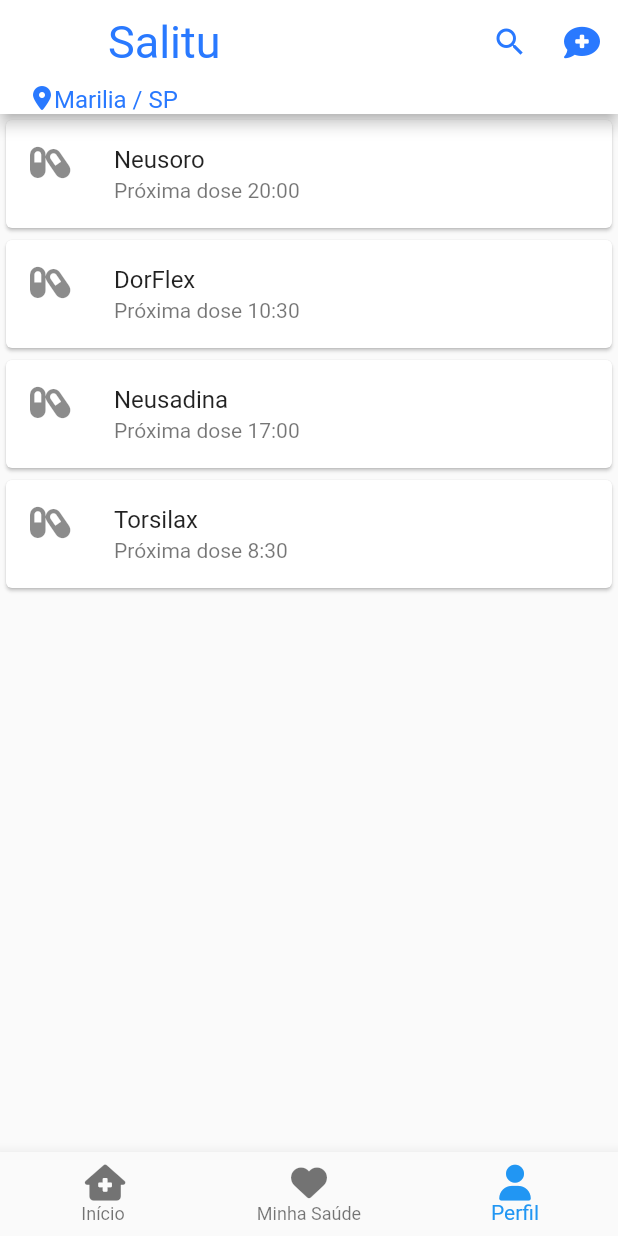
After one commit to heron03/salitu, a Flutter app: the ListaRemedios screen opened by its route, on a phone screen of 412 x 824 dp. The commit adds this screen. Run offline on Flutter 3.47's test engine with Material 2 defaults, Android fonts, the phone set to English and light mode, and no system bars; our stand-ins replace font_awesome_flutter.

Commit message:
Lista de remédios

```diff
--- /dev/null
+++ b/lib/components/lista_remedios.dart
@@ -0,0 +1,154 @@
+import 'package:flutter/material.dart';
+import 'package:font_awesome_flutter/font_awesome_flutter.dart';
+import 'package:salitu/constantes.dart';
+
+class ListaRemedios extends StatefulWidget {
+  ListaRemedios();
+
+  @override
+  _ListaRemediosState createState() => _ListaRemediosState();
+}
+
+class _ListaRemediosState extends State<ListaRemedios> {
+  int _selectedIndex = 2;
+  void _onItemTapped(int index) {
+    setState(() {
+      Navigator.of(context).pushNamed(
+        navbarNavigator[index],
+      );
+    });
+  }
+
+  @override
+  Widget build(BuildContext context) {
+    return WillPopScope(
+      onWillPop: () async => false,
+      child: Scaffold(
+        appBar: AppBar(
+          title: Text('Salitu'),
+          bottom: PreferredSize(
+            preferredSize: Size.fromHeight(20.0),
+            child: Container(
+              alignment: Alignment.centerLeft,
+              padding: EdgeInsets.symmetric(horizontal: 20),
+              child: Row(
+                mainAxisAlignment: MainAxisAlignment.start,
+                crossAxisAlignment: CrossAxisAlignment.start,
+                children: [
+                  Icon(
+                    FontAwesomeIcons.locationDot,
+                    size: 16,
+                    color: Colors.blueAccent[400],
+                  ),
+                  Text(
+                    'Marilia / SP',
+                    style: TextStyle(
+                      fontSize: 16,
+                      color: Colors.blueAccent[400],
+                    ),
+                  ),
+                ],
+              ),
+            ),
+          ),
+          titleTextStyle: TextStyle(
+            color: Colors.blueAccent[400],
+            fontSize: 30,
+          ),
+          actions: [
+            IconButton(
+              icon: Icon(
+                Icons.search_outlined,
+                color: Colors.blueAccent[400],
+              ),
+              onPressed: () {
+                Navigator.maybeOf(context).pop();
+              },
+            ),
+            IconButton(
+              icon: Icon(
+                FontAwesomeIcons.commentMedical,
+                color: Colors.blueAccent[400],
+              ),
+              onPressed: () {
+                Navigator.maybeOf(context).pop();
+              },
+            ),
+          ],
+        ),
+        body: SizedBox(
+          height: MediaQuery.of(context).size.height,
+          child: SingleChildScrollView(
+            child: Column(
+              children: [
+                cardRemedios(
+                  FontAwesomeIcons.capsules,
+                  'Neusoro',
+                  '20:00',
+                ),
+                cardRemedios(
+                  FontAwesomeIcons.capsules,
+                  'DorFlex',
+                  '10:30',
+                ),
+                cardRemedios(
+                  FontAwesomeIcons.capsules,
+                  'Neusadina',
+                  '17:00',
+                ),
+                cardRemedios(
+                  FontAwesomeIcons.capsules,
+                  'Torsilax',
+                  '8:30',
+                ),
+              ],
+            ),
+          ),
+        ),
+        bottomNavigationBar: BottomNavigationBar(
+          items: const <BottomNavigationBarItem>[
+            BottomNavigationBarItem(
+              icon: Icon(FontAwesomeIcons.houseMedical),
+              label: 'Início',
+            ),
+            BottomNavigationBarItem(
+              icon: Icon(
+                FontAwesomeIcons.solidHeart,
+              ),
+              label: 'Minha Saúde',
+            ),
+            BottomNavigationBarItem(
+              icon: Icon(
+                FontAwesomeIcons.solidUser,
+              ),
+              label: 'Perfil',
+            ),
+          ],
+          currentIndex: _selectedIndex,
+          selectedItemColor: Colors.blueAccent[300],
+          onTap: _onItemTapped,
+        ),
+      ),
+    );
+  }
+}
+
+Card cardRemedios(icone, nomeRemedio, proximaDoese) {
+  return Card(
+    child: Column(
+      mainAxisSize: MainAxisSize.min,
+      children: <Widget>[
+        ListTile(
+          leading: Icon(icone),
+          title: Text(nomeRemedio),
+          subtitle: Column(
+            crossAxisAlignment: CrossAxisAlignment.start,
+            children: [
+              Text('Próxima dose ' + proximaDoese),
+            ],
+          ),
+        ),
+      ],
+    ),
+  );
+}
--- a/lib/components/perfil.dart
+++ b/lib/components/perfil.dart
@@ -41,7 +41,6 @@ class _PerfilState extends State<Perfil> {
                     ],
                   ),
                 ),
-
                 Divider(indent: 16),
                 ListTile(
                   leading: Icon(Icons.message),
@@ -51,6 +50,9 @@ class _PerfilState extends State<Perfil> {
                 ListTile(
                   leading: Icon(FontAwesomeIcons.capsules),
                   title: Text('Remédios'),
+                  onTap: () => Navigator.of(context).pushNamed(
+                    '/components/lista_remedios',
+                  ),
                 ),
                 Divider(indent: 16),
                 ListTile(
@@ -70,7 +72,8 @@ class _PerfilState extends State<Perfil> {
                 Divider(indent: 16),
                 ListTile(
                   leading: Icon(
-                    FontAwesomeIcons.locationDot,),
+                    FontAwesomeIcons.locationDot,
+                  ),
                   title: Text('Endereços'),
                 ),
                 Divider(indent: 16),
--- a/lib/main.dart
+++ b/lib/main.dart
@@ -1,6 +1,7 @@
 import 'package:flutter/material.dart';
 import 'package:salitu/components/inicio.dart';
 import 'package:salitu/components/lista_medicos.dart';
+import 'package:salitu/components/lista_remedios.dart';
 import 'package:salitu/components/minha_saude.dart';
 import 'package:salitu/components/perfil.dart';
 
@@ -17,6 +18,7 @@ void main() {
         '/components/minha_saude': (context) => MinhaSaude(),
         '/components/perfil': (context) => Perfil(),
         '/components/lista_medicos': (context) => ListaMedicos(),
+        '/components/lista_remedios': (context) => ListaRemedios(),
       },
       initialRoute: '/components/inicio',
     ),
```
